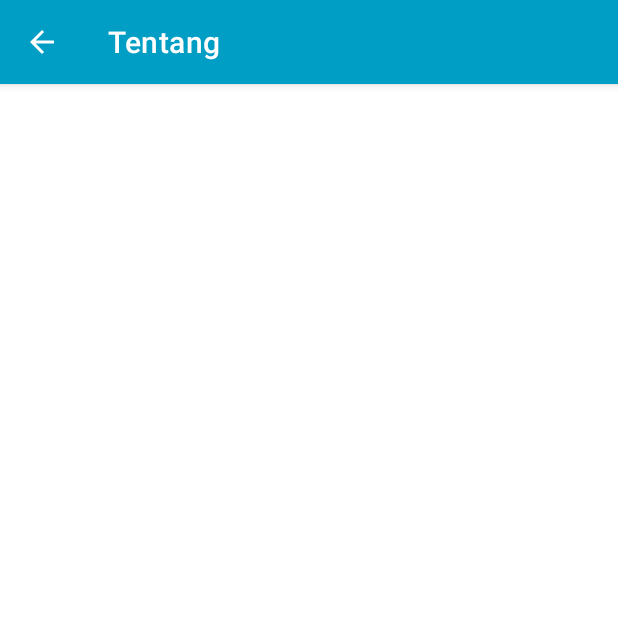
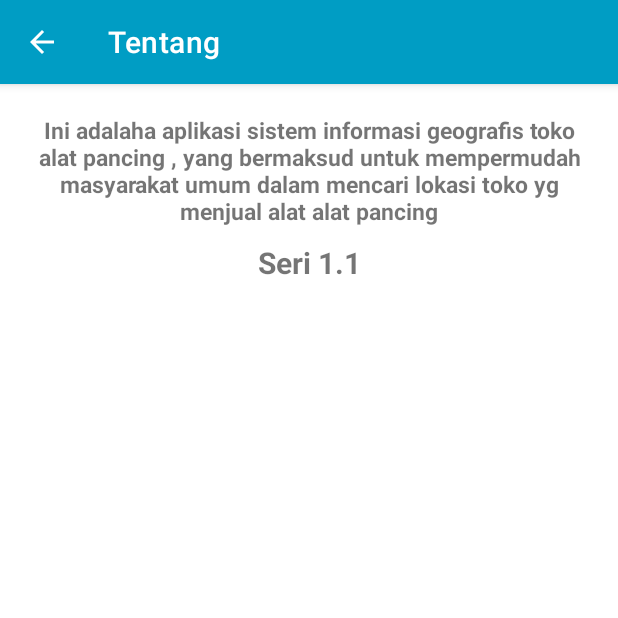
Before and after one commit to href0/sig-android-java, an Android app: the TentangActivity screen opened directly, with no data from a screen before it, on a phone screen of 412 x 824 dp, the top half of it. Run offline under Robolectric (Android 15) with nearby library versions, the phone set to English and light mode, and no system bars.

Commit message:
add tentang

```diff
--- a/app/src/main/res/layout/activity_tentang.xml
+++ b/app/src/main/res/layout/activity_tentang.xml
@@ -1,9 +1,35 @@
 <?xml version="1.0" encoding="utf-8"?>
-<androidx.constraintlayout.widget.ConstraintLayout xmlns:android="http://schemas.android.com/apk/res/android"
+<LinearLayout xmlns:android="http://schemas.android.com/apk/res/android"
     xmlns:app="http://schemas.android.com/apk/res-auto"
     xmlns:tools="http://schemas.android.com/tools"
     android:layout_width="match_parent"
     android:layout_height="match_parent"
     tools:context=".TentangActivity">
 
-</androidx.constraintlayout.widget.ConstraintLayout>
+    <LinearLayout
+        android:layout_width="match_parent"
+        android:layout_height="match_parent"
+        android:orientation="vertical"
+        android:padding="20dp">
+
+        <TextView
+            android:layout_width="wrap_content"
+            android:layout_height="wrap_content"
+            android:textStyle="bold"
+            android:textSize="15sp"
+            android:gravity="center_horizontal"
+            android:text="Ini adalaha aplikasi sistem informasi geografis toko alat pancing , yang bermaksud untuk mempermudah masyarakat umum dalam mencari lokasi toko yg menjual alat alat pancing"/>
+
+        <TextView
+            android:layout_marginTop="10dp"
+            android:layout_width="match_parent"
+            android:layout_height="wrap_content"
+            android:textStyle="bold"
+            android:textSize="20sp"
+            android:gravity="center_horizontal"
+            android:text="Seri 1.1"/>
+    </LinearLayout>
+
+
+
+</LinearLayout>
```
